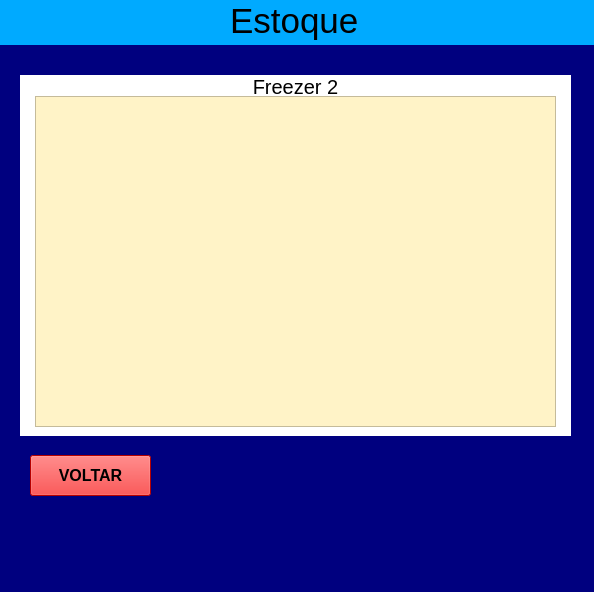
First picture: the form in freezer_2.ui, repository samuelgarca/controleestoquepyqt5, before the edit.
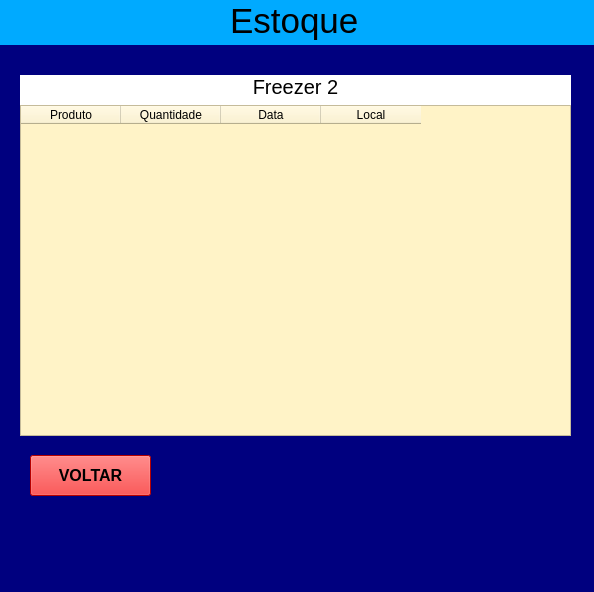
Second picture: the form after the edit.

Diff of the .ui file:
```diff
--- a/freezer_2.ui
+++ b/freezer_2.ui
@@ -174,21 +174,43 @@
         <bool>false</bool>
        </property>
       </widget>
-      <widget class="QTableView" name="tableView">
+      <widget class="QTableWidget" name="tableWidget">
        <property name="geometry">
         <rect>
-         <x>35</x>
-         <y>51</y>
-         <width>521</width>
+         <x>20</x>
+         <y>60</y>
+         <width>551</width>
          <height>331</height>
         </rect>
        </property>
+       <property name="font">
+        <font>
+         <pointsize>10</pointsize>
+        </font>
+       </property>
        <property name="styleSheet">
         <string notr="true">background-color: rgb(255, 243, 199);</string>
        </property>
-       <property name="frameShape">
-        <enum>QFrame::StyledPanel</enum>
-       </property>
+       <column>
+        <property name="text">
+         <string>Produto</string>
+        </property>
+       </column>
+       <column>
+        <property name="text">
+         <string>Quantidade</string>
+        </property>
+       </column>
+       <column>
+        <property name="text">
+         <string>Data</string>
+        </property>
+       </column>
+       <column>
+        <property name="text">
+         <string>Local</string>
+        </property>
+       </column>
       </widget>
      </widget>
     </item>
```
